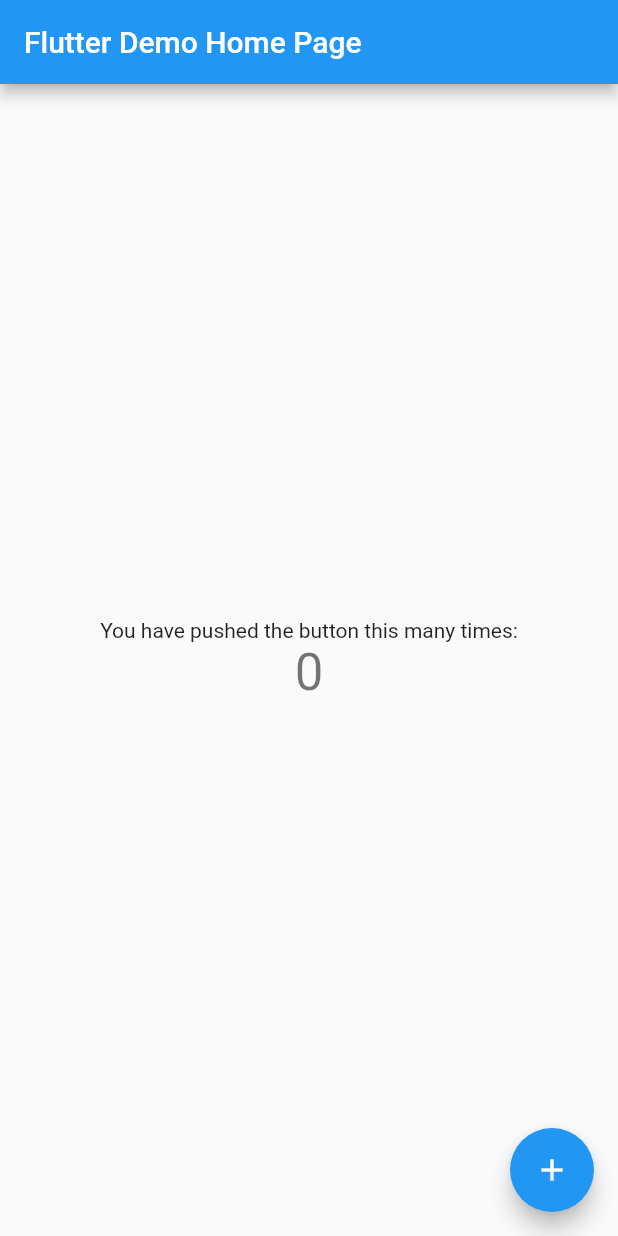
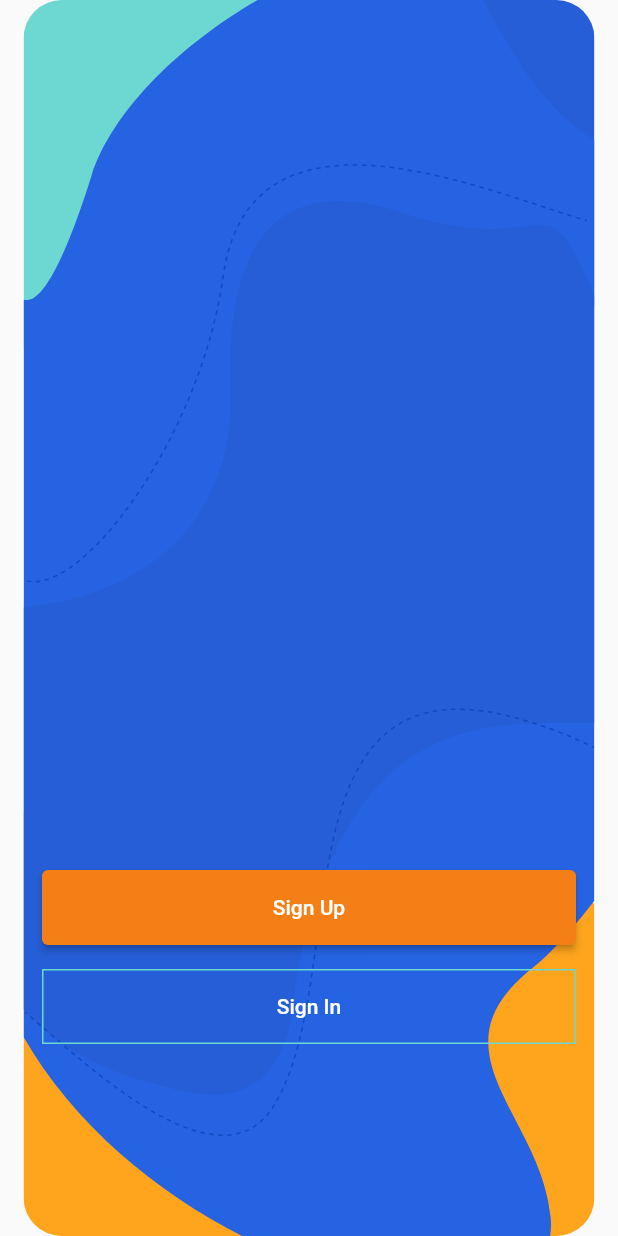
Before and after one commit to RealHack-4-0/Coding-Blinders, a Flutter app: the screen it shows after launch, on a phone screen of 412 x 824 dp. Run offline on Flutter 3.47's test engine with Material 2 defaults, Android fonts, the phone set to English and light mode, and no system bars; our stand-ins replace flutter_svg.

```diff
--- a/CodingBlinders/lib/main.dart
+++ b/CodingBlinders/lib/main.dart
@@ -1,4 +1,9 @@
 import 'package:flutter/material.dart';
+import 'package:flutter_svg/svg.dart';
+
+import 'screens/signin.dart';
+import 'screens/signup.dart';
+
 
 void main() {
   runApp(const MyApp());
@@ -11,105 +16,91 @@ class MyApp extends StatelessWidget {
   @override
   Widget build(BuildContext context) {
     return MaterialApp(
-      title: 'Flutter Demo',
-      theme: ThemeData(
-        // This is the theme of your application.
-        //
-        // Try running your application with "flutter run". You'll see the
-        // application has a blue toolbar. Then, without quitting the app, try
-        // changing the primarySwatch below to Colors.green and then invoke
-        // "hot reload" (press "r" in the console where you ran "flutter run",
-        // or simply save your changes to "hot reload" in a Flutter IDE).
-        // Notice that the counter didn't reset back to zero; the application
-        // is not restarted.
-        primarySwatch: Colors.blue,
-      ),
-      home: const MyHomePage(title: 'Flutter Demo Home Page'),
+      home: const MyHomePage(),
     );
   }
 }
-
-class MyHomePage extends StatefulWidget {
-  const MyHomePage({super.key, required this.title});
-
-  // This widget is the home page of your application. It is stateful, meaning
-  // that it has a State object (defined below) that contains fields that affect
-  // how it looks.
-
-  // This class is the configuration for the state. It holds the values (in this
-  // case the title) provided by the parent (in this case the App widget) and
-  // used by the build method of the State. Fields in a Widget subclass are
-  // always marked "final".
-
-  final String title;
-
-  @override
-  State<MyHomePage> createState() => _MyHomePageState();
-}
-
-class _MyHomePageState extends State<MyHomePage> {
-  int _counter = 0;
-
-  void _incrementCounter() {
-    setState(() {
-      // This call to setState tells the Flutter framework that something has
-      // changed in this State, which causes it to rerun the build method below
-      // so that the display can reflect the updated values. If we changed
-      // _counter without calling setState(), then the build method would not be
-      // called again, and so nothing would appear to happen.
-      _counter++;
-    });
-  }
+class MyHomePage extends StatelessWidget {
+  const MyHomePage({Key? key}) : super(key: key);
 
   @override
   Widget build(BuildContext context) {
-    // This method is rerun every time setState is called, for instance as done
-    // by the _incrementCounter method above.
-    //
-    // The Flutter framework has been optimized to make rerunning build methods
-    // fast, so that you can just rebuild anything that needs updating rather
-    // than having to individually change instances of widgets.
-    return Scaffold(
-      appBar: AppBar(
-        // Here we take the value from the MyHomePage object that was created by
-        // the App.build method, and use it to set our appbar title.
-        title: Text(widget.title),
+     return Scaffold(
+      body: Stack(
+        fit: StackFit.expand,
+        children: [
+          SvgPicture.asset("assets/icons/splash_bg.svg"),
+          SafeArea(
+            child: Padding(
+              padding:  const EdgeInsets.all(20.00),
+              child: Column(
+                children: [
+                  Spacer(),
+                  // SvgPicture.asset(
+                  //   "assets/icons/gerda_logo.svg",
+                  // ),
+                  Spacer(),
+
+                  Padding(
+                    padding: const EdgeInsets.all(8.0),
+                    child: SizedBox(
+                      width: double.infinity,
+                      child: SizedBox(
+                        height: 50.00,
+
+                        child: ElevatedButton(
+                          onPressed: () => Navigator.push(
+                            context,
+                            MaterialPageRoute(
+                              builder: (context) => SignUpPage(),
+                            ),
+                          ),
+                          style: TextButton.styleFrom(
+                            backgroundColor: Colors.yellow[900],
+                          ),
+                          child: Text("Sign Up"),
+                        ),
+                      ),
+                    ),
+                  ),
+                  Padding(
+                    padding: const EdgeInsets.all(8.0),
+                    child: SizedBox(
+                      width: double.infinity,
+                      child: SizedBox(
+                        height: 50.00,
+                        child: ElevatedButton(
+
+                          onPressed: () =>  Navigator.push(
+                              context,
+                              MaterialPageRoute(
+                               builder: (context) => SignInPage(),
+                              )),
+
+                          style: TextButton.styleFrom(
+                            // backgroundColor: Color(0xFF6CD8D1),
+                            elevation: 0,
+
+                            backgroundColor: Colors.transparent,
+
+                            shape: RoundedRectangleBorder(
+
+
+                              side: BorderSide(color: Color(0xFF6CD8D1)),
+                            ),
+                          ),
+                          child: Text("Sign In"),
+                        ),
+                      ),
+                    ),
+                  ),
+                  const SizedBox(height: 100.00),
+                ],
+              ),
+            ),
+          ),
+        ],
       ),
-      body: Center(
-        // Center is a layout widget. It takes a single child and positions it
-        // in the middle of the parent.
-        child: Column(
-          // Column is also a layout widget. It takes a list of children and
-          // arranges them vertically. By default, it sizes itself to fit its
-          // children horizontally, and tries to be as tall as its parent.
-          //
-          // Invoke "debug painting" (press "p" in the console, choose the
-          // "Toggle Debug Paint" action from the Flutter Inspector in Android
-          // Studio, or the "Toggle Debug Paint" command in Visual Studio Code)
-          // to see the wireframe for each widget.
-          //
-          // Column has various properties to control how it sizes itself and
-          // how it positions its children. Here we use mainAxisAlignment to
-          // center the children vertically; the main axis here is the vertical
-          // axis because Columns are vertical (the cross axis would be
-          // horizontal).
-          mainAxisAlignment: MainAxisAlignment.center,
-          children: <Widget>[
-            const Text(
-              'You have pushed the button this many times:',
-            ),
-            Text(
-              '$_counter',
-              style: Theme.of(context).textTheme.headlineMedium,
-            ),
-          ],
-        ),
-      ),
-      floatingActionButton: FloatingActionButton(
-        onPressed: _incrementCounter,
-        tooltip: 'Increment',
-        child: const Icon(Icons.add),
-      ), // This trailing comma makes auto-formatting nicer for build methods.
     );
   }
 }
--- a/CodingBlinders/pubspec.yaml
+++ b/CodingBlinders/pubspec.yaml
@@ -35,6 +35,7 @@ dependencies:
   # The following adds the Cupertino Icons font to your application.
   # Use with the CupertinoIcons class for iOS style icons.
   cupertino_icons: ^1.0.2
+  flutter_svg: ^2.0.3
 
 dev_dependencies:
   flutter_test:
@@ -59,7 +60,8 @@ flutter:
   uses-material-design: true
 
   # To add assets to your application, add an assets section, like this:
-  # assets:
+  assets:
+    - assets/icons/
   #   - images/a_dot_burr.jpeg
   #   - images/a_dot_ham.jpeg
 
```
Also changed, not shown: CodingBlinders/lib/screens/signin.dart (added, +71 -0 lines), CodingBlinders/lib/screens/signup.dart (added, +14 -0 lines), CodingBlinders/assets/icons/splash_bg.svg (added), CodingBlinders/pubspec.lock.
